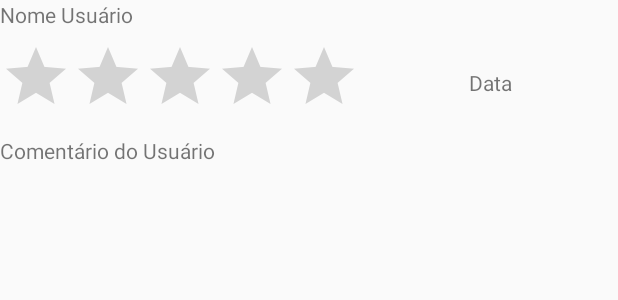
After one commit to BoraRodrigo/IntegraBarber, an Android app: the layout comentarios_adapter.xml on its own in the app's theme, with its tools: preview values and no code run, on a phone screen of 412 x 824 dp. The commit adds this screen. Shown: the top 300 px of the screen. Run offline under Robolectric (Android 15) with nearby library versions, the phone set to English and light mode, and no system bars.

Commit message:
Avaliar e avaliações de usuários - 16/11/2018

```diff
--- a/app/src/main/AndroidManifest.xml
+++ b/app/src/main/AndroidManifest.xml
@@ -94,7 +94,8 @@
         <activity android:name=".Activity.InicialBarbeiroActivity" />
         <activity android:name=".Activity.InformacoesBarbeariaActivity" />
         <activity android:name=".Activity.FacebookCadastroActivity" />
-        <activity android:name=".Activity.AvaliarBarbeariaActivity"></activity>
+        <activity android:name=".Activity.AvaliarBarbeariaActivity" />
+        <activity android:name=".Activity.VisualizarAvaliacoesActivity"></activity>
     </application>
 
 </manifest>
--- a/app/src/main/java/com/projeto/integrador/Model/Cliente.java
+++ b/app/src/main/java/com/projeto/integrador/Model/Cliente.java
@@ -22,6 +22,7 @@ public class Cliente {
     }
 
     public Cliente() {
+
     }
     public  void Salvar(){
         DatabaseReference fireReference= ConfiguracaoFirebase.getDatabaseReference();
--- /dev/null
+++ b/app/src/main/res/layout/comentarios_adapter.xml
@@ -0,0 +1,55 @@
+<?xml version="1.0" encoding="utf-8"?>
+<android.support.constraint.ConstraintLayout
+    xmlns:android="http://schemas.android.com/apk/res/android"
+    xmlns:app="http://schemas.android.com/apk/res-auto"
+    xmlns:tools="http://schemas.android.com/tools"
+    android:layout_width="match_parent"
+    android:layout_height="match_parent">
+
+    <TextView
+        android:id="@+id/txtNomeUsuario"
+        android:layout_width="wrap_content"
+        android:layout_height="wrap_content"
+        android:text="Nome Usuário"
+        app:layout_constraintTop_toTopOf="parent" />
+
+    <RatingBar
+        android:id="@+id/avaliacaoUsuario"
+        android:layout_width="241dp"
+        android:layout_height="55dp"
+        android:layout_marginTop="8dp"
+        android:clickable="true"
+        android:isIndicator="true"
+        android:numStars="5"
+        android:stepSize="1"
+        app:layout_constraintStart_toStartOf="parent"
+        app:layout_constraintTop_toBottomOf="@+id/txtNomeUsuario" />
+
+    <TextView
+        android:id="@+id/txtData"
+        android:layout_width="wrap_content"
+        android:layout_height="wrap_content"
+        android:layout_marginBottom="8dp"
+        android:layout_marginEnd="8dp"
+        android:layout_marginLeft="8dp"
+        android:layout_marginRight="8dp"
+        android:layout_marginStart="8dp"
+        android:layout_marginTop="8dp"
+        android:text="Data"
+        app:layout_constraintBottom_toTopOf="@+id/txtComentario"
+        app:layout_constraintEnd_toEndOf="parent"
+        app:layout_constraintStart_toEndOf="@+id/avaliacaoUsuario"
+        app:layout_constraintTop_toBottomOf="@+id/txtNomeUsuario" />
+
+    <TextView
+        android:id="@+id/txtComentario"
+        android:layout_width="348dp"
+        android:layout_height="65dp"
+        android:layout_marginTop="8dp"
+        android:text="Comentário do Usuário"
+        app:layout_constraintEnd_toEndOf="parent"
+        app:layout_constraintHorizontal_bias="0.0"
+        app:layout_constraintStart_toStartOf="parent"
+        app:layout_constraintTop_toBottomOf="@+id/avaliacaoUsuario" />
+
+</android.support.constraint.ConstraintLayout>
--- a/build.gradle
+++ b/build.gradle
@@ -7,7 +7,7 @@ buildscript {
         jcenter()
     }
     dependencies {
-        classpath 'com.android.tools.build:gradle:3.1.4'
+        classpath 'com.android.tools.build:gradle:3.2.1'
         classpath 'com.google.gms:google-services:4.0.0'
 
 
```
Also changed, not shown: app/src/main/java/com/projeto/integrador/Activity/AvaliarBarbeariaActivity.java (+40 -4 lines), app/src/main/java/com/projeto/integrador/Activity/ComentariosAdapter.java (added, +72 -0 lines), app/src/main/java/com/projeto/integrador/Activity/MainActivity.java (+17 -38 lines), app/src/main/java/com/projeto/integrador/Activity/MapsFragment.java (+14 -40 lines), app/src/main/java/com/projeto/integrador/Activity/VisualizarAvaliacoesActivity.java (added, +89 -0 lines), app/src/main/java/com/projeto/integrador/Model/AvaliarBarbearia.java (+35 -4 lines), app/src/main/res/layout/activity_visualizar_avaliacoes.xml (added, +79 -0 lines), gradle/wrapper/gradle-wrapper.properties.
